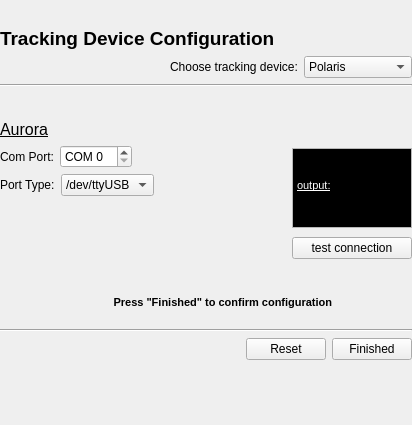
Qt form Modules/IGTUI/Qmitk/QmitkTrackingDeviceConfigurationWidgetControls.ui (MITK/MITK) before a commit.
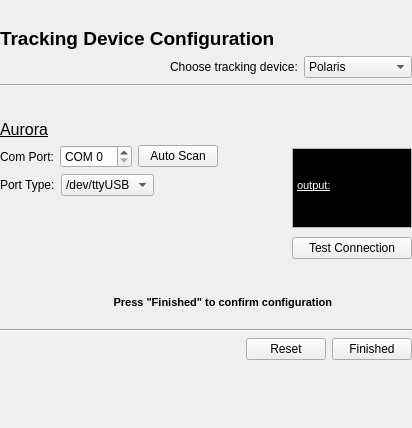
The same form after that commit. The open tabs and pages were chosen to show the change.

Commit message: added auto scan feature to TrackingDeviceConfigurationWidget

The edit to the form file:
```diff
--- a/Modules/IGTUI/Qmitk/QmitkTrackingDeviceConfigurationWidgetControls.ui
+++ b/Modules/IGTUI/Qmitk/QmitkTrackingDeviceConfigurationWidgetControls.ui
@@ -7,7 +7,7 @@
     <x>0</x>
     <y>0</y>
     <width>412</width>
-    <height>425</height>
+    <height>428</height>
    </rect>
   </property>
   <property name="windowTitle">
@@ -369,6 +369,13 @@
                      </property>
                     </widget>
                    </item>
+                   <item>
+                    <widget class="QPushButton" name="m_AutoScanAurora">
+                     <property name="text">
+                      <string>Auto Scan</string>
+                     </property>
+                    </widget>
+                   </item>
                    <item>
                     <spacer name="horizontalSpacer_3">
                      <property name="orientation">
@@ -482,7 +489,7 @@
                     </size>
                    </property>
                    <property name="text">
-                    <string>test connection</string>
+                    <string>Test Connection</string>
                    </property>
                   </widget>
                  </item>
```
Left out of the diff: 11 changed lines with no effect on the pictures. The commit also changes 2 other files.
